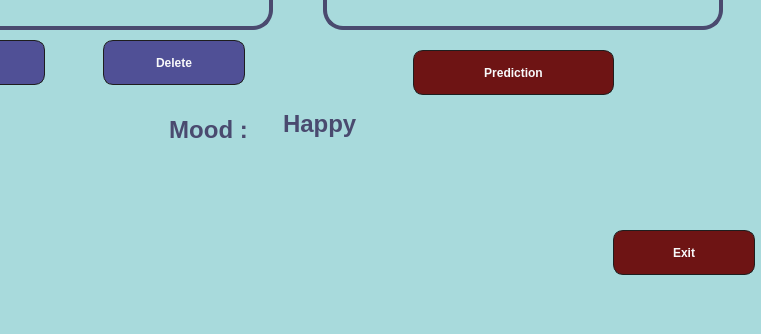
Old version of the form Main_App_2.ui in the repository FaresKitani/Mood-Prediction; both pictures show x 517 to 1278 and y 520 to 854 of the 1278 by 854 pixel window.
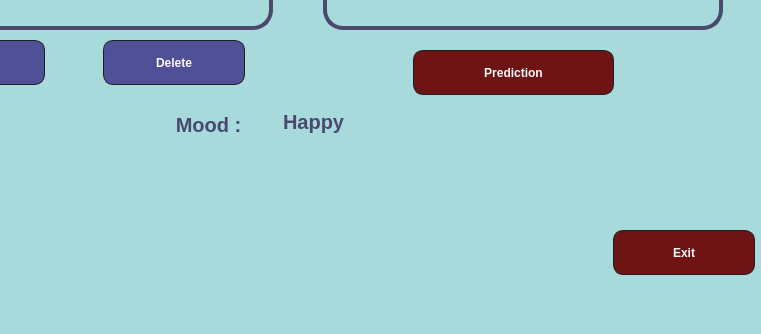
New version of the form. Icons and pictures are not drawn.

```diff
--- a/Main_App_2.ui
+++ b/Main_App_2.ui
@@ -801,12 +801,12 @@
       <x>650</x>
       <y>620</y>
       <width>151</width>
-      <height>61</height>
+      <height>51</height>
      </rect>
     </property>
     <property name="font">
      <font>
-      <pointsize>18</pointsize>
+      <pointsize>15</pointsize>
       <weight>75</weight>
       <bold>true</bold>
      </font>
@@ -1005,7 +1005,7 @@
     </property>
     <property name="font">
      <font>
-      <pointsize>18</pointsize>
+      <pointsize>15</pointsize>
       <weight>75</weight>
       <bold>true</bold>
      </font>
```
